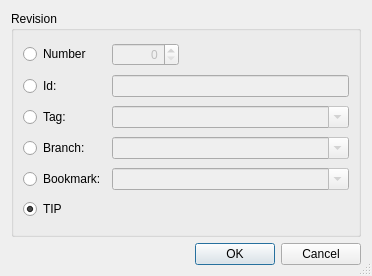
Above: Plugins/VcsPlugins/vcsMercurial/HgRevisionSelectionDialog.ui from testmana2/test before the change. Below: the same form after it.
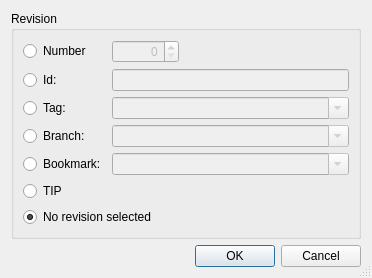
That is the form after the change.

Commit message: Changed a few Mercurial dialogs asking the user for the selection of a revision to be more accurate.

Diff of the .ui file:
```diff
--- a/Plugins/VcsPlugins/vcsMercurial/HgRevisionSelectionDialog.ui
+++ b/Plugins/VcsPlugins/vcsMercurial/HgRevisionSelectionDialog.ui
@@ -7,7 +7,7 @@
     <x>0</x>
     <y>0</y>
     <width>372</width>
-    <height>276</height>
+    <height>250</height>
    </rect>
   </property>
   <property name="windowTitle">
@@ -177,6 +177,13 @@
         <property name="text">
          <string>TIP</string>
         </property>
+       </widget>
+      </item>
+      <item row="6" column="0" colspan="3">
+       <widget class="QRadioButton" name="noneButton">
+        <property name="text">
+         <string>No revision selected</string>
+        </property>
         <property name="checked">
          <bool>true</bool>
         </property>
```
Left out of the diff: 1 changed line with no effect on the pictures. The commit also changes 21 other files.
